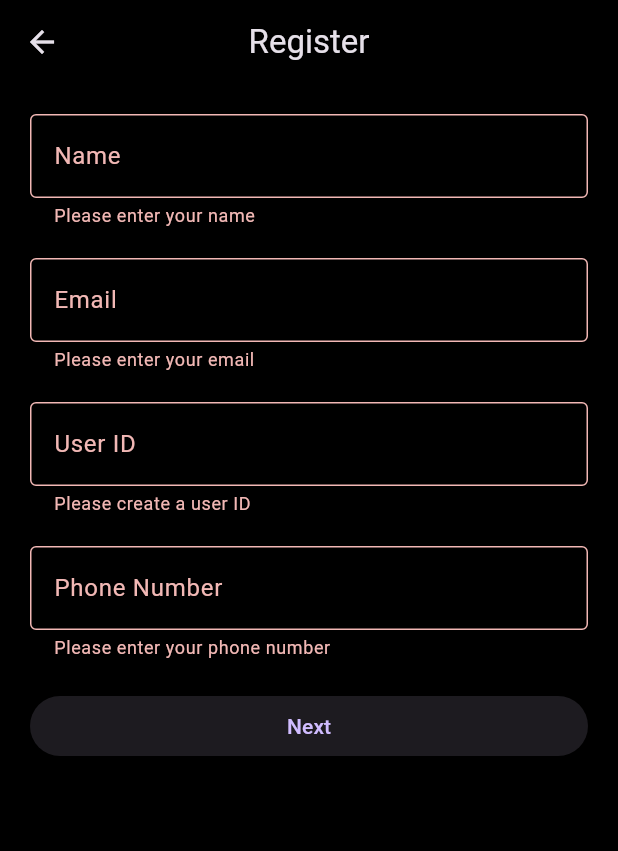
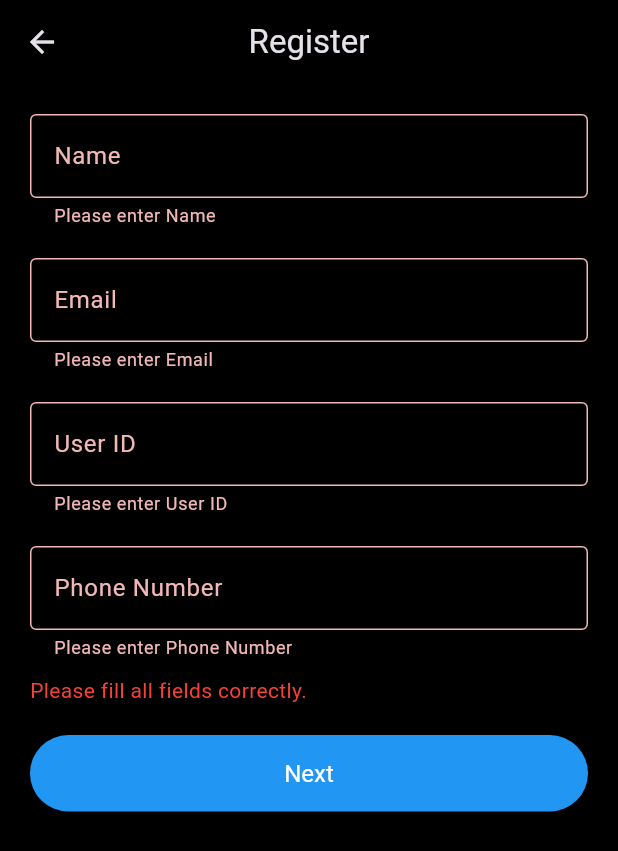
Before and after one commit to iPrakharV/mie-lock-app, a Flutter app: the RegisterScreen screen opened directly, after a tap on "Next", on a phone screen of 412 x 824 dp. Shown: the top 851 px of the screen. Run offline on Flutter 3.47's test engine with Material 3 defaults, Android fonts, the phone set to English and light mode, and no system bars.

Commit message:
Align UI styling across Register and Login screens
- Standardized button styles, padding, and text sizes for UI consistency.
- Applied consistent text field decoration across both screens.
- Implemented uniform error message handling and display.
- Adjusted general layout padding and spacing to match the Login screen.

```diff
--- a/lib/screens/register_screen.dart
+++ b/lib/screens/register_screen.dart
@@ -1,6 +1,6 @@
 import 'package:flutter/material.dart';
-import 'package:flutter/services.dart'; // Import this to use input formatters
-import 'security_questions_screen.dart'; // Import the security questions screen
+import 'package:flutter/services.dart';
+import 'security_questions_screen.dart';
 
 class RegisterScreen extends StatefulWidget {
   const RegisterScreen({Key? key}) : super(key: key);
@@ -14,7 +14,8 @@ class _RegisterScreenState extends State<RegisterScreen> {
   final TextEditingController _emailController = TextEditingController();
   final TextEditingController _userIdController = TextEditingController();
   final TextEditingController _phoneController = TextEditingController();
-  final _formKey = GlobalKey<FormState>(); // Add a key for the form
+  final _formKey = GlobalKey<FormState>();
+  String? _errorMessage;
 
   @override
   Widget build(BuildContext context) {
@@ -28,76 +29,60 @@ class _RegisterScreenState extends State<RegisterScreen> {
         child: Padding(
           padding: const EdgeInsets.all(20.0),
           child: Form(
-            key: _formKey, // Use the form key
+            key: _formKey,
             child: Column(
               crossAxisAlignment: CrossAxisAlignment.stretch,
               children: [
-                TextFormField(
+                _buildTextField(
                   controller: _nameController,
-                  decoration: const InputDecoration(
-                    labelText: 'Name',
-                    border: OutlineInputBorder(),
-                  ),
-                  validator: (value) {
-                    if (value == null || value.isEmpty) {
-                      return 'Please enter your name';
-                    }
-                    return null;
-                  },
+                  labelText: 'Name',
                 ),
                 const SizedBox(height: 20),
-                TextFormField(
+                _buildTextField(
                   controller: _emailController,
-                  decoration: const InputDecoration(
-                    labelText: 'Email',
-                    border: OutlineInputBorder(),
-                  ),
-                  validator: (value) {
-                    if (value == null || value.isEmpty) {
-                      return 'Please enter your email';
-                    }
-                    return null;
-                  },
+                  labelText: 'Email',
                 ),
                 const SizedBox(height: 20),
-                TextFormField(
+                _buildTextField(
                   controller: _userIdController,
-                  decoration: const InputDecoration(
-                    labelText: 'User ID',
-                    border: OutlineInputBorder(),
-                  ),
-                  validator: (value) {
-                    if (value == null || value.isEmpty) {
-                      return 'Please create a user ID';
-                    }
-                    return null;
-                  },
+                  labelText: 'User ID',
                 ),
                 const SizedBox(height: 20),
-                TextFormField(
+                _buildTextField(
                   controller: _phoneController,
-                  decoration: const InputDecoration(
-                    labelText: 'Phone Number',
-                    border: OutlineInputBorder(),
+                  labelText: 'Phone Number',
+                  keyboardType: TextInputType.phone,
+                  inputFormatters: [FilteringTextInputFormatter.digitsOnly],
+                ),
+                if (_errorMessage != null)
+                  Padding(
+                    padding: const EdgeInsets.only(top: 10),
+                    child: Text(
+                      _errorMessage!,
+                      style: TextStyle(color: Colors.red),
+                    ),
                   ),
-                  keyboardType: TextInputType.phone,
-                  inputFormatters: [
-                    FilteringTextInputFormatter.digitsOnly,
-                  ],
-                  validator: (value) {
-                    if (value == null || value.isEmpty) {
-                      return 'Please enter your phone number';
-                    }
-                    return null;
-                  },
-                ),
                 const SizedBox(height: 20),
                 ElevatedButton(
                   onPressed: () {
                     if (_formKey.currentState!.validate()) {
+                      setState(() {
+                        _errorMessage = null;
+                      });
                       _register();
+                    } else {
+                      setState(() {
+                        _errorMessage = 'Please fill all fields correctly.';
+                      });
                     }
                   },
+                  style: ElevatedButton.styleFrom(
+                    backgroundColor: Colors.blue,
+                    foregroundColor: Colors.white,
+                    padding: const EdgeInsets.symmetric(vertical: 16.0),
+                    textStyle: const TextStyle(fontSize: 16),
+                    minimumSize: const Size(double.infinity, 50),
+                  ),
                   child: const Text('Next'),
                 ),
               ],
@@ -108,6 +93,31 @@ class _RegisterScreenState extends State<RegisterScreen> {
     );
   }
 
+  Widget _buildTextField({
+    required TextEditingController controller,
+    required String labelText,
+    TextInputType? keyboardType,
+    List<TextInputFormatter>? inputFormatters,
+    bool obscureText = false,
+  }) {
+    return TextFormField(
+      controller: controller,
+      obscureText: obscureText,
+      keyboardType: keyboardType,
+      inputFormatters: inputFormatters,
+      decoration: InputDecoration(
+        labelText: labelText,
+        border: OutlineInputBorder(),
+      ),
+      validator: (value) {
+        if (value == null || value.isEmpty) {
+          return 'Please enter $labelText';
+        }
+        return null;
+      },
+    );
+  }
+
   void _register() {
     Navigator.push(
       context,
```
